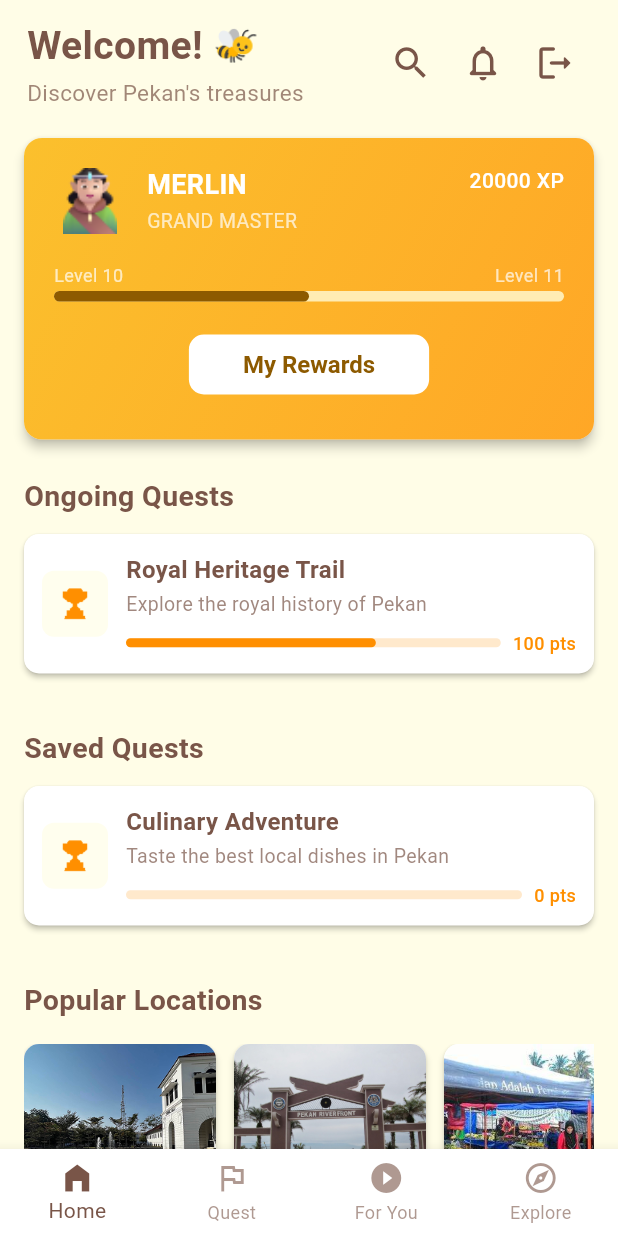
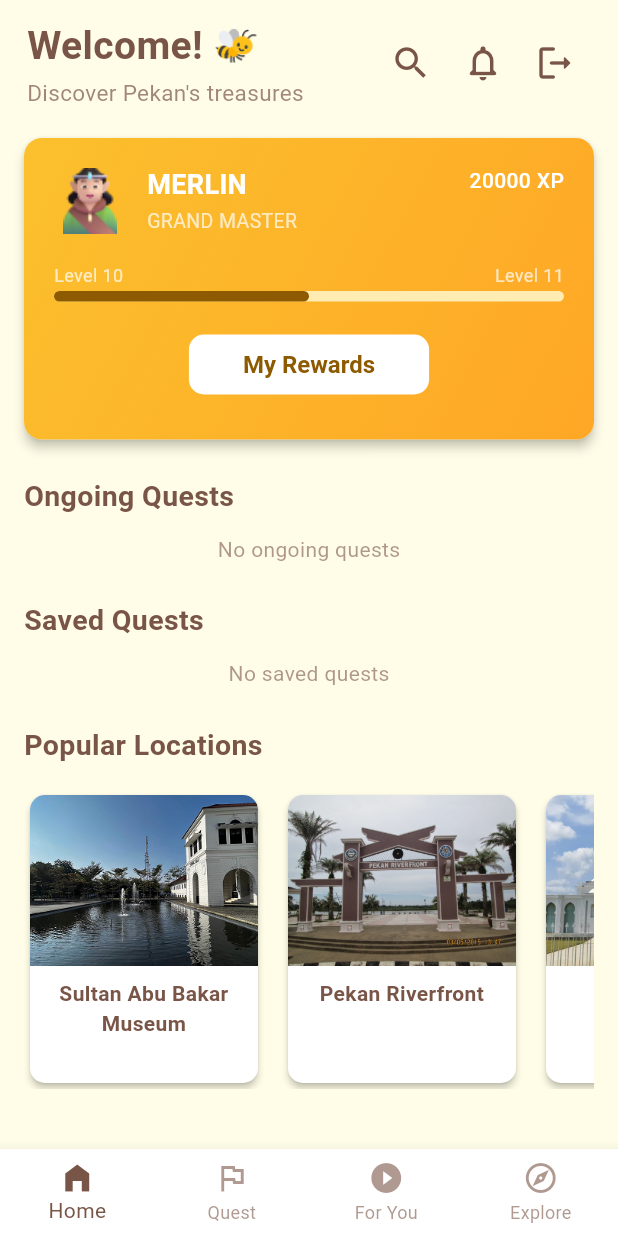
Before and after one commit to Rikue29/honeybee, a Flutter app: the screen it shows once a user with an empty profile is signed in, on a phone screen of 412 x 824 dp. Run offline on Flutter 3.47's test engine with Material 3 defaults, Android fonts, the phone set to English and light mode, and no system bars; our stand-ins replace flutter_dotenv, geolocator, image_picker, share_plus, supabase_flutter, video_player; missing offline and left inert: mapbox_maps_flutter; accounts and stored records are empty; Roboto replaces fonts that are missing (Poppins).

Commit message:
Add Quest Logic on Homepage

```diff
--- a/frontend/lib/features/home/domain/models.dart
+++ b/frontend/lib/features/home/domain/models.dart
@@ -37,6 +37,8 @@
   final String iconAssetPath; // e.g., path to a trophy icon
   final int currentPoints;
   final int totalPoints;
+  final int completedLocations;
+  final int totalLocations;
 
   QuestInfo({
     required this.id,
@@ -45,6 +47,8 @@
     required this.iconAssetPath,
     required this.currentPoints,
     required this.totalPoints,
+    required this.completedLocations,
+    required this.totalLocations,
   });
 
   double get progress {
--- a/frontend/lib/features/home/presentation/screens/home_screen.dart
+++ b/frontend/lib/features/home/presentation/screens/home_screen.dart
@@ -5,6 +5,8 @@
 import 'package:honeybee/features/explore/screens/explore_screen.dart';
 import 'package:honeybee/features/video_feed/pages/video_feed_page.dart';
 import 'package:honeybee/features/rewards/presentation/screens/rewards_screen.dart';
+import 'package:honeybee/features/quest/services/quest_service.dart';
+import '../../domain/models.dart';
 
 // Placeholder classes based on usage
 class UserProfile {
@@ -32,33 +34,16 @@
           (xpToNextLevel - totalXpForCurrentLevel);
 }
 
-class QuestInfo {
-  final String id;
-  final String title;
-  final String subtitle;
-  final String iconAssetPath;
-  final int currentPoints;
-  final int totalPoints;
-
-  QuestInfo({
-    required this.id,
-    required this.title,
-    required this.subtitle,
-    required this.iconAssetPath,
-    required this.currentPoints,
-    required this.totalPoints,
-  });
-
-  double get progress => totalPoints == 0 ? 0 : currentPoints / totalPoints;
-}
-
 class PopularLocation {
   final String id;
   final String name;
   final String imagePath;
 
-  PopularLocation(
-      {required this.id, required this.name, required this.imagePath});
+  PopularLocation({
+    required this.id,
+    required this.name,
+    required this.imagePath,
+  });
 }
 
 class HomeScreen extends StatefulWidget {
@@ -71,6 +56,10 @@
 class _HomeScreenState extends State<HomeScreen> {
   int _selectedIndex = 0;
   late LocationService _locationService;
+  final QuestService _questService = QuestService();
+  List<QuestInfo> _ongoingQuests = [];
+  List<QuestInfo> _savedQuests = [];
+  bool _isLoading = true;
 
   // Dummy Data for the new UI - this remains
   final UserProfile _user = UserProfile(
@@ -83,26 +72,6 @@
     xpToNextLevel: 22000,
   );
 
-  final List<QuestInfo> _ongoingQuests = [
-    QuestInfo(
-        id: 'ongoing1',
-        title: 'Royal Heritage Trail',
-        subtitle: 'Explore the royal history of Pekan',
-        iconAssetPath: 'assets/images/trophy_icon.png',
-        currentPoints: 100,
-        totalPoints: 150),
-  ];
-
-  final List<QuestInfo> _savedQuests = [
-    QuestInfo(
-        id: 'saved1',
-        title: 'Culinary Adventure',
-        subtitle: 'Taste the best local dishes in Pekan',
-        iconAssetPath: 'assets/images/trophy_icon.png',
-        currentPoints: 0,
-        totalPoints: 120),
-  ];
-
   final List<PopularLocation> _popularLocations = [
     PopularLocation(
         id: 'loc1',
@@ -110,18 +79,63 @@
         imagePath: 'assets/images/museum_tour.png'),
     PopularLocation(
         id: 'loc2',
-        name: 'Pekan Waterfront',
+        name: 'Pekan Riverfront',
         imagePath: 'assets/images/location_waterfront.JPG'),
     PopularLocation(
         id: 'loc3',
-        name: 'Traditional Market',
-        imagePath: 'assets/images/location_market.jpg'),
+        name: 'Masjid Sultan Abdullah',
+        imagePath: 'assets/images/masjid_sultan_abdullah.png'),
+    PopularLocation(
+        id: 'loc4',
+        name: 'Abu Bakar Palace',
+        imagePath: 'assets/images/istana_abubakar.png'),
   ];
 
   @override
   void initState() {
     super.initState();
+    print("[HomeScreen] initState called");
     _locationService = LocationService();
+    _loadQuests();
+  }
+
+  Future<void> _loadQuests() async {
+    print("[HomeScreen] Starting to load quests");
+    try {
+      final ongoingQuestsJson = await _questService.getOngoingQuests();
+      final savedQuestsJson = await _questService.getSavedQuests();
+
+      print(
+          "[HomeScreen] Fetched ${ongoingQuestsJson.length} ongoing and ${savedQuestsJson.length} saved quests");
+
+      if (mounted) {
+        print("[HomeScreen] Converting quests to QuestInfo objects");
+        final ongoingQuests = ongoingQuestsJson
+            .map((q) => _questService.questFromJson(q))
+            .toList();
+        final savedQuests =
+            savedQuestsJson.map((q) => _questService.questFromJson(q)).toList();
+
+        print(
+            "[HomeScreen] Setting state with ${ongoingQuests.length} ongoing and ${savedQuests.length} saved quests");
+        setState(() {
+          _ongoingQuests = ongoingQuests;
+          _savedQuests = savedQuests;
+          _isLoading = false;
+        });
+        print("[HomeScreen] State updated successfully");
+      } else {
+        print("[HomeScreen] Widget not mounted, skipping state update");
+      }
+    } catch (e, stackTrace) {
+      print('[HomeScreen] Error loading quests: $e');
+      print('[HomeScreen] Stack trace: $stackTrace');
+      if (mounted) {
+        setState(() {
+          _isLoading = false;
+        });
+      }
+    }
   }
 
   Widget _buildHomePageView(
@@ -134,12 +148,13 @@
       Color tertiaryColor,
       Color backgroundColor,
       Color progressColor) {
+    print(
+        "[HomeScreen] Building home page view with ${ongoingQuests.length} ongoing and ${savedQuests.length} saved quests");
     return SafeArea(
       child: ListView(
         padding: const EdgeInsets.all(0),
         children: [
-          _buildTopBar(
-              tertiaryColor), // This is the custom header for this page
+          _buildTopBar(tertiaryColor),
           Padding(
             padding: const EdgeInsets.symmetric(horizontal: 16.0),
             child: Column(
@@ -151,19 +166,62 @@
                 const SizedBox(height: 24),
                 _buildSectionTitle('Ongoing Quests', tertiaryColor),
                 const SizedBox(height: 12),
-                ...ongoingQuests.map((quest) => _buildQuestCard(
-                    quest, progressColor, tertiaryColor, backgroundColor)),
+                Builder(builder: (context) {
+                  if (_isLoading) {
+                    print(
+                        "[HomeScreen] Showing loading indicator for ongoing quests");
+                    return const Center(child: CircularProgressIndicator());
+                  } else if (ongoingQuests.isEmpty) {
+                    print("[HomeScreen] Showing no ongoing quests message");
+                    return Center(
+                      child: Text(
+                        'No ongoing quests',
+                        style: TextStyle(color: tertiaryColor.withOpacity(0.6)),
+                      ),
+                    );
+                  } else {
+                    print(
+                        "[HomeScreen] Building ${ongoingQuests.length} ongoing quest cards");
+                    return Column(
+                      children: ongoingQuests
+                          .map((quest) => _buildQuestCard(quest, progressColor,
+                              tertiaryColor, backgroundColor))
+                          .toList(),
+                    );
+                  }
+                }),
                 const SizedBox(height: 24),
                 _buildSectionTitle('Saved Quests', tertiaryColor),
                 const SizedBox(height: 12),
-                ...savedQuests.map((quest) => _buildQuestCard(
-                    quest, progressColor, tertiaryColor, backgroundColor)),
+                Builder(builder: (context) {
+                  if (_isLoading) {
+                    print(
+                        "[HomeScreen] Showing loading indicator for saved quests");
+                    return const Center(child: CircularProgressIndicator());
+                  } else if (savedQuests.isEmpty) {
+                    print("[HomeScreen] Showing no saved quests message");
+                    return Center(
+                      child: Text(
+                        'No saved quests',
+                        style: TextStyle(color: tertiaryColor.withOpacity(0.6)),
+                      ),
+                    );
+                  } else {
+                    print(
+                        "[HomeScreen] Building ${savedQuests.length} saved quest cards");
+                    return Column(
+                      children: savedQuests
+                          .map((quest) => _buildQuestCard(quest, progressColor,
+                              tertiaryColor, backgroundColor))
+                          .toList(),
+                    );
+                  }
+                }),
                 const SizedBox(height: 24),
                 _buildSectionTitle('Popular Locations', tertiaryColor),
                 const SizedBox(height: 16),
                 _buildPopularLocationsList(popularLocations, tertiaryColor),
-                const SizedBox(
-                    height: 30), // Space for bottom nav bar if added later
+                const SizedBox(height: 30),
               ],
             ),
           ),
@@ -227,6 +285,9 @@
       bottomNavigationBar: BottomNavigationBar(
         currentIndex: _selectedIndex,
         onTap: (index) {
+          if (index == 0 && _selectedIndex != 0) {
+            _loadQuests();
+          }
           setState(() {
             _selectedIndex = index;
           });
@@ -451,7 +512,7 @@
       Color cardBgColor) {
     return Card(
       elevation: 1.5,
-      color: Colors.white, // Slightly whiter than main background for contrast
+      color: Colors.white,
       shape: RoundedRectangleBorder(borderRadius: BorderRadius.circular(10.0)),
       margin: const EdgeInsets.only(bottom: 12.0),
       child: InkWell(
@@ -464,14 +525,11 @@
               Container(
                 padding: const EdgeInsets.all(10.0),
                 decoration: BoxDecoration(
-                  color: cardBgColor.withOpacity(
-                      0.7), // Use lighter cardBg for icon background
+                  color: cardBgColor.withOpacity(0.7),
                   borderRadius: BorderRadius.circular(8.0),
                 ),
                 child: Image.asset(quest.iconAssetPath,
-                    height: 24,
-                    width: 24,
-                    color: progressColor), // Placeholder trophy icon
+                    height: 24, width: 24, color: progressColor),
               ),
               const SizedBox(width: 12),
               Expanded(
@@ -493,21 +551,48 @@
                     Row(
                       children: [
                         Expanded(
+                          child: Column(
+                            crossAxisAlignment: CrossAxisAlignment.start,
+                            children: [
+                              Row(
+                                children: [
+                                  Text(
+                                    '${quest.completedLocations} of ${quest.totalLocations} locations',
+                                    style: TextStyle(
+                                      fontSize: 12,
+                                      color: textColor.withOpacity(0.7),
+                                    ),
+                                  ),
+                                  const Spacer(),
+                                  Text(
+                                    '${quest.currentPoints} / ${quest.totalPoints} pts',
+                                    style: TextStyle(
+                                      fontSize: 12,
+                                      fontWeight: FontWeight.w500,
+                                      color: progressColor,
+                                    ),
+                                  ),
+                                ],
+                              ),
+                              const SizedBox(height: 4),
+                              Tooltip(
+                                message:
+                                    'Progress: ${(quest.progress * 100).toInt()}%\n'
+                                    'Completed: ${quest.completedLocations} locations\n'
+                                    'Points: ${quest.currentPoints} of ${quest.totalPoints}',
                                 child: LinearProgressIndicator(
                                   value: quest.progress,
-                            backgroundColor: progressColor.withOpacity(0.2),
-                            valueColor:
-                                AlwaysStoppedAnimation<Color>(progressColor),
+                                  backgroundColor:
+                                      progressColor.withOpacity(0.2),
+                                  valueColor: AlwaysStoppedAnimation<Color>(
+                                      progressColor),
                                   minHeight: 6,
                                   borderRadius: BorderRadius.circular(3),
                                 ),
                               ),
-                        const SizedBox(width: 8),
-                        Text('${quest.currentPoints} pts',
-                            style: TextStyle(
-                                fontSize: 12,
-                                fontWeight: FontWeight.w500,
-                                color: progressColor)),
+                            ],
+                          ),
+                        ),
                       ],
                     ),
                   ],
@@ -523,28 +608,30 @@
   Widget _buildPopularLocationsList(
       List<PopularLocation> locations, Color textColor) {
     return SizedBox(
-      height: 170,
+      height: 200,
       child: ListView.builder(
         scrollDirection: Axis.horizontal,
         itemCount: locations.length,
         itemBuilder: (context, index) {
           final location = locations[index];
-          return SizedBox(
-            width: 140,
+          return Container(
+            width: 160,
+            margin: const EdgeInsets.only(right: 12.0),
             child: Card(
               elevation: 2,
               clipBehavior: Clip.antiAlias,
               shape: RoundedRectangleBorder(
                   borderRadius: BorderRadius.circular(10.0)),
-              margin: const EdgeInsets.only(right: 12.0),
               child: InkWell(
                 onTap: () {/* TODO: Popular Location action */},
                 child: Column(
-                  crossAxisAlignment:
-                      CrossAxisAlignment.stretch, // Make image stretch
                   children: [
-                    Expanded(
-                      flex: 3, // Give more space to image
+                    AspectRatio(
+                      aspectRatio: 4 / 3,
+                      child: Container(
+                        decoration: BoxDecoration(
+                          color: Colors.grey[100],
+                        ),
                         child: Image.asset(
                           location.imagePath,
                           fit: BoxFit.cover,
@@ -556,8 +643,11 @@
                           },
                         ),
                       ),
-                    Padding(
-                      padding: const EdgeInsets.all(8.0),
+                    ),
+                    Expanded(
+                      child: Container(
+                        padding: const EdgeInsets.symmetric(
+                            horizontal: 8.0, vertical: 8.0),
                         child: Text(
                           location.name,
                           style: TextStyle(
@@ -567,6 +657,7 @@
                           maxLines: 2,
                           textAlign: TextAlign.center,
                           overflow: TextOverflow.ellipsis,
+                        ),
                       ),
                     ),
                   ],
```
Also changed, not shown: frontend/lib/features/quest/presentation/screens/quest_start_screen.dart (+20 -0 lines), frontend/lib/features/quest/services/quest_service.dart (added, +142 -0 lines). Lines whose indentation alone changed are shown as unchanged.
